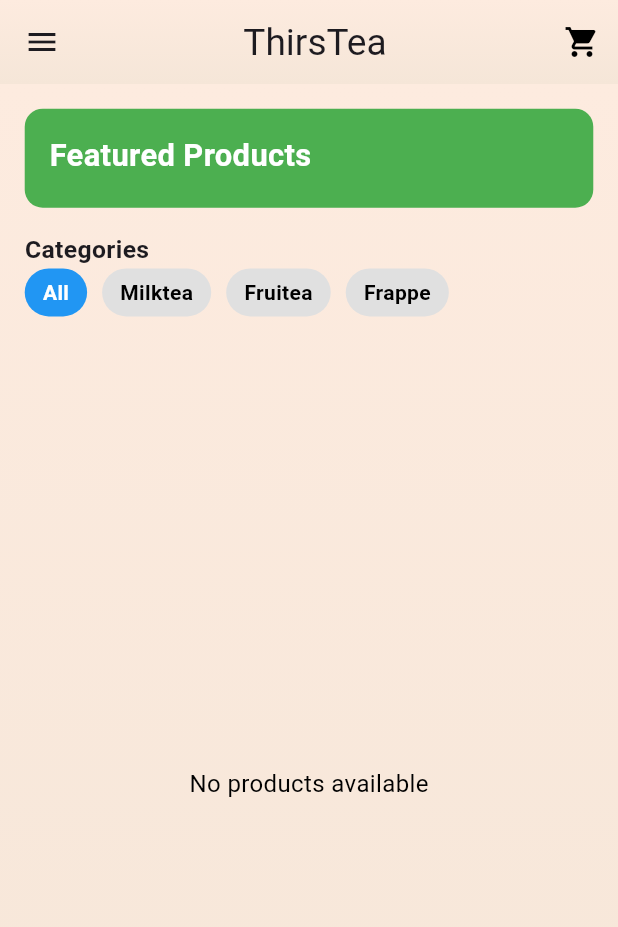
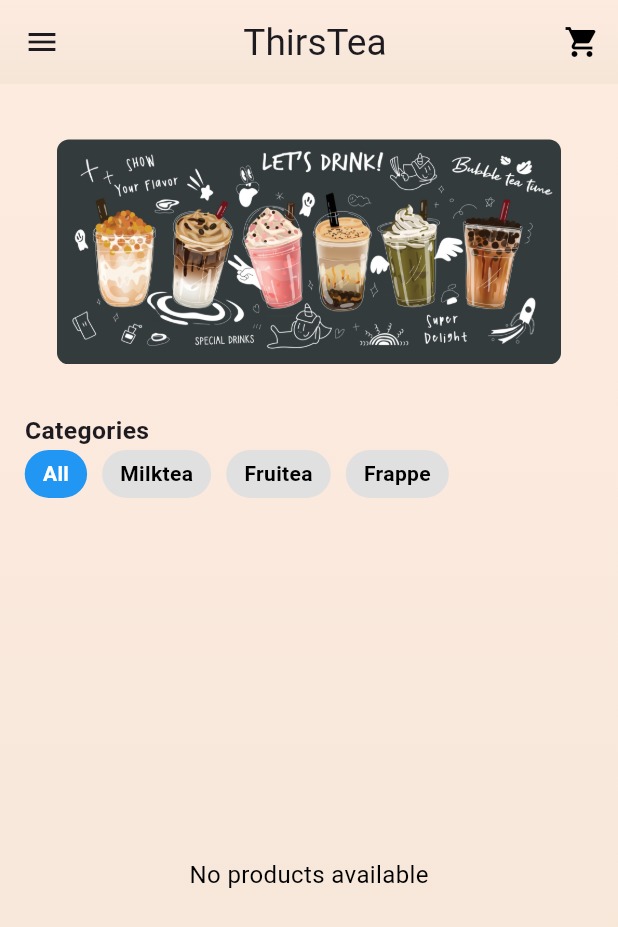
Before and after one commit to Adimno/thirsttea, a Flutter app: the HomePage1 screen opened directly with empty values, on a phone screen of 412 x 824 dp. Shown: the top 927 px of the screen. Run offline on Flutter 3.47's test engine with Material 3 defaults, Android fonts, the phone set to English and light mode, and no system bars; drawn by our look-alikes of carousel_slider; our stand-ins replace cloud_firestore, firebase_auth, firebase_core; accounts and stored records are empty; network calls fail.

```diff
--- a/lib/home/home_page.dart
+++ b/lib/home/home_page.dart
@@ -4,6 +4,8 @@ import 'dart:convert';
 import 'package:thirst_tea/product_page/product_page.dart';
 import 'package:thirst_tea/sign_in/sign_in_page.dart'; // Import the SignInPage for logout navigation
 import 'package:thirst_tea/cart/cart_page.dart';
+import 'package:carousel_slider/carousel_slider.dart';
+
 class HomePage1 extends StatefulWidget {
   final String email; // Add email parameter to the constructor
 
@@ -167,25 +169,42 @@ class _HomePageState extends State<HomePage1> {
               padding: EdgeInsets.all(screenWidth * 0.04),
               child: Container(
                 padding: EdgeInsets.all(screenWidth * 0.04),
-                decoration: BoxDecoration(
-                  color: Colors.green,
-                  borderRadius: BorderRadius.circular(12),
-                ),
                 child: Row(
                   children: [
                     Expanded(
                       child: Column(
                         crossAxisAlignment: CrossAxisAlignment.start,
                         children: [
-                          Text(
-                            'Featured Products',
-                            style: TextStyle(
-                              color: Colors.white,
-                              fontSize: screenWidth * 0.05,
-                              fontWeight: FontWeight.bold,
+                          SizedBox(height: 4),
+                          CarouselSlider(
+                            options: CarouselOptions(
+                              height: 150, // Adjusted height for better visibility
+                              autoPlay: true, // Enable auto-play
+                              enlargeCenterPage: false, // Disable enlarging center image for uniform fit
+                              aspectRatio: 16 / 9, // Maintain aspect ratio for wide images
+                              viewportFraction: 1.0, // Each image occupies the full width of the screen
                             ),
+                            items: [
+                              'assets/firstImage.jpg', // Image 1
+                              'assets/secondImage.jpg', // Image 2
+                            ].map((imagePath) {
+                              return Builder(
+                                builder: (BuildContext context) {
+                                  return Container(
+                                    margin: EdgeInsets.symmetric(horizontal: 5),
+                                    child: ClipRRect(
+                                      borderRadius: BorderRadius.circular(8.0), // Rounded corners
+                                      child: Image.asset(
+                                        imagePath,
+                                        fit: BoxFit.cover, // Ensures the image covers the box
+                                        width: double.infinity, // Occupies full width
+                                      ),
+                                    ),
+                                  );
+                                },
+                              );
+                            }).toList(),
                           ),
-                          SizedBox(height: 4),
                         ],
                       ),
                     ),
```
Also changed, not shown: pubspec.yaml (+5 -3 lines), assets/firstImage.jpg (added), assets/secondImage.jpg (added), pubspec.lock.
